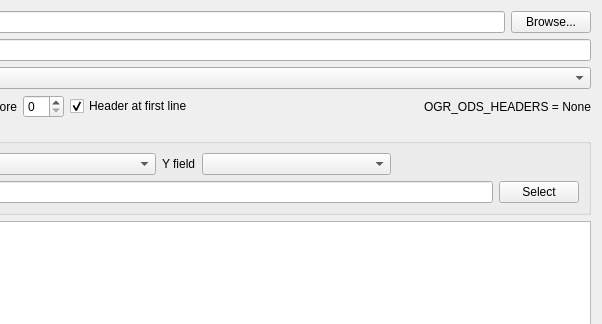
Before: the Qt Designer form ui/ui_SpreadsheetLayersDialog.ui in camptocamp/QGIS-SpreadSheetLayers, drawn with Qt 5; both pictures show x 198 to 800 and y 0 to 324 of the 800 by 431 pixel window.
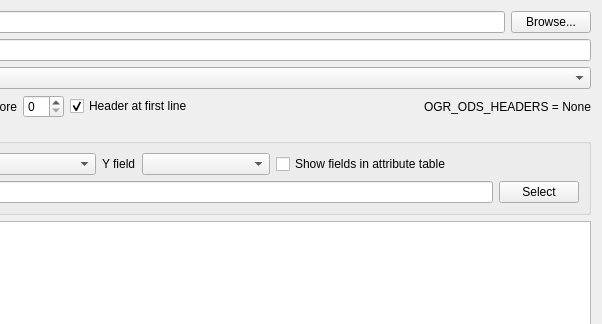
After: the same form once the commit is applied.

Commit message: Add show fields checkbox and fix fields strategy

The edit to the form file:
```diff
--- a/ui/ui_SpreadsheetLayersDialog.ui
+++ b/ui/ui_SpreadsheetLayersDialog.ui
@@ -318,6 +318,13 @@
           </property>
          </widget>
         </item>
+        <item>
+         <widget class="QCheckBox" name="showGeometryFieldsBox">
+          <property name="text">
+           <string>Show fields in attribute table</string>
+          </property>
+         </widget>
+        </item>
         <item>
          <spacer name="fieldOptionsSpacer">
           <property name="orientation">
```
The commit also changes 2 other files.
